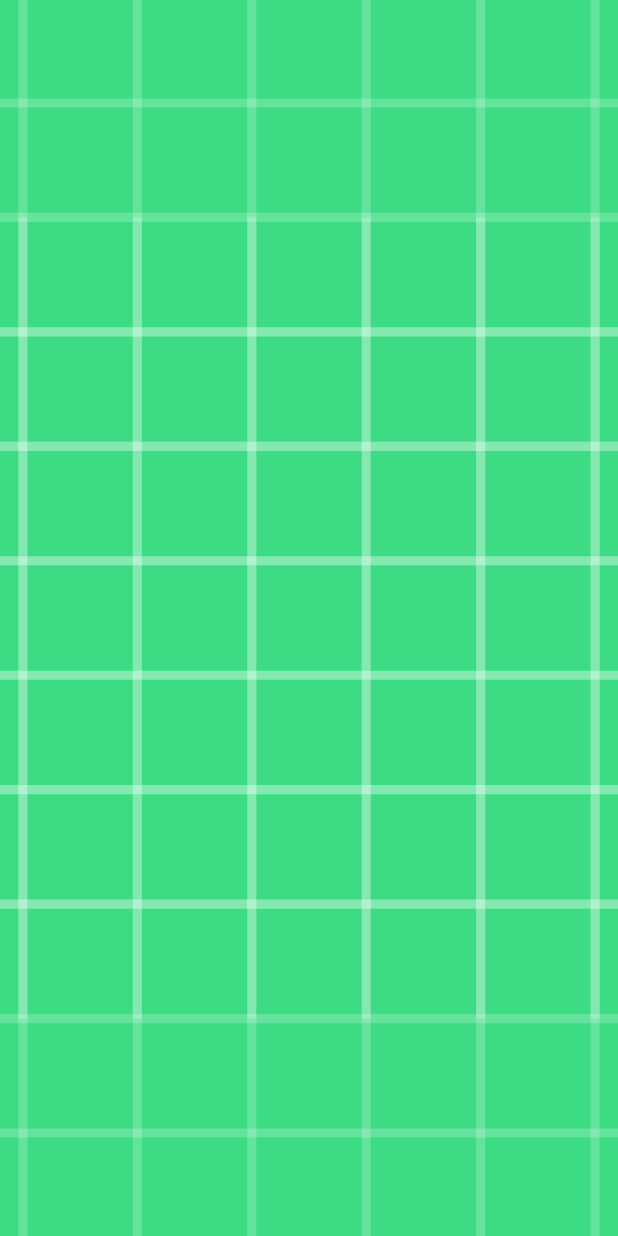
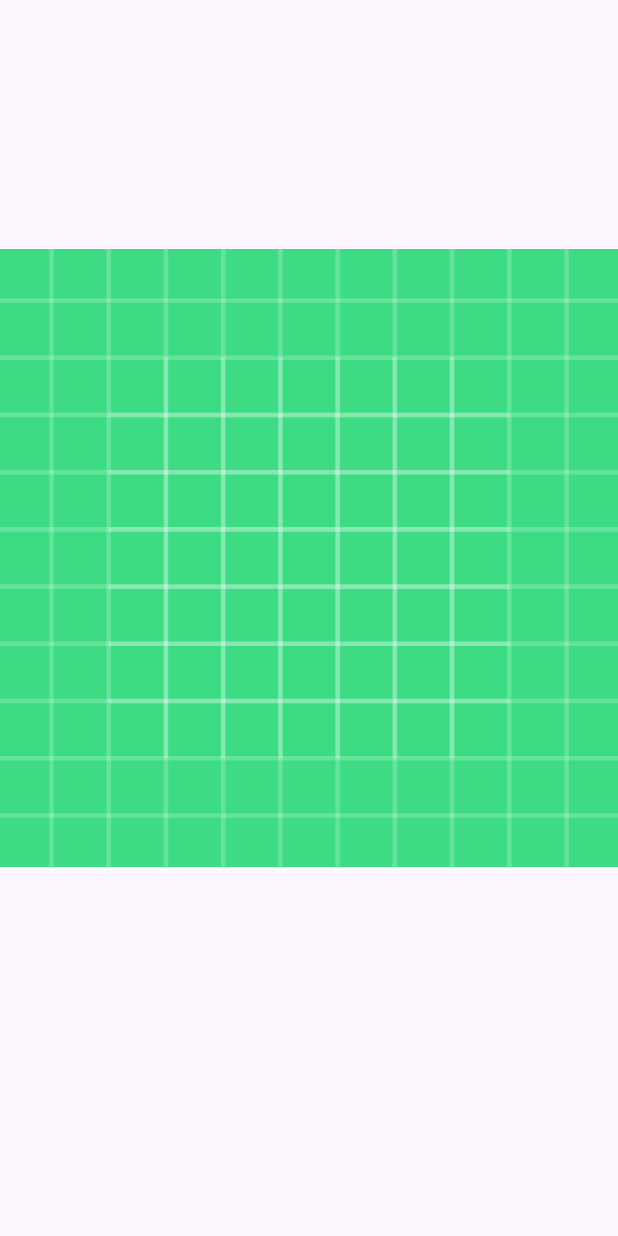
Before and after one commit to HoangQuoc21/CSC13009-Mobile_Application_Development-Group_project, an Android app: the layout activity_full_screen.xml on its own in the app's theme, with its tools: preview values and no code run, on a phone screen of 412 x 824 dp. Run offline under Robolectric (Android 15) with nearby library versions, the phone set to English and light mode, and no system bars.

Commit message:
fix open my activity_full_screen

```diff
--- a/app/src/main/AndroidManifest.xml
+++ b/app/src/main/AndroidManifest.xml
@@ -15,6 +15,9 @@
         android:theme="@style/Theme.Album"
         tools:targetApi="31">
         <activity
+            android:name=".FullScreenActivity"
+            android:exported="false" />
+        <activity
             android:name=".MainActivity"
             android:exported="true">
             <intent-filter>
@@ -23,6 +26,8 @@
                 <category android:name="android.intent.category.LAUNCHER" />
             </intent-filter>
         </activity>
+
     </application>
 
+
 </manifest>
--- a/app/src/main/java/com/example/album/FullScreenActivity.java
+++ b/app/src/main/java/com/example/album/FullScreenActivity.java
@@ -24,7 +24,8 @@ public class FullScreenActivity extends AppCompatActivity {
         fullImage = findViewById(R.id.fullImage);
 
         Intent intent = getIntent();
-        image = intent.getStringExtra("parseData");
+        Bundle bundle = intent.getBundleExtra("package");
+        image = bundle.getString("parseData");
         Glide.with(this).load(image).into(fullImage);
 
         scaleGestureDetector = new ScaleGestureDetector(this,
--- a/app/src/main/java/com/example/album/MainActivity.java
+++ b/app/src/main/java/com/example/album/MainActivity.java
@@ -43,7 +43,7 @@ public class MainActivity extends AppCompatActivity {
         recyclerView.setLayoutManager(layoutManager);
 
         // set custom image adapter for recycler view
-        adapter = new ImageAdapter(imageList,this);
+        adapter = new ImageAdapter(imageList,MainActivity.this);
         recyclerView.setAdapter(adapter);
 
         // processing permission using Dexter
--- a/app/src/main/res/layout/activity_full_screen.xml
+++ b/app/src/main/res/layout/activity_full_screen.xml
@@ -7,10 +7,19 @@
     tools:context=".FullScreenActivity">
 
     <ImageView
-        android:layout_width="match_parent"
-        android:layout_height="match_parent"
         android:id="@+id/fullImage"
+        android:layout_width="wrap_content"
+        android:layout_height="wrap_content"
+        android:layout_alignParentStart="true"
+        android:layout_alignParentTop="true"
+        android:layout_alignParentEnd="true"
+        android:layout_alignParentBottom="true"
+        android:layout_marginStart="0dp"
+        android:layout_marginTop="0dp"
+        android:layout_marginEnd="0dp"
+        android:layout_marginBottom="80dp"
         android:src="@drawable/ic_launcher_background"
-        android:scaleType="centerCrop"/>
+        android:visibility="visible" />
+
 
 </RelativeLayout>
```
Also changed, not shown: app/src/main/java/com/example/album/ImageAdapter.java (+7 -8 lines).
